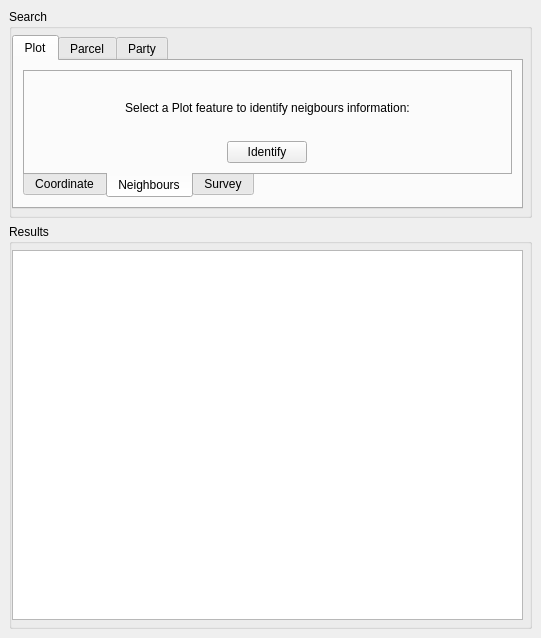
Above: asistente_ladm_col/ui/dockwidget_queries.ui from SwissTierrasColombia/Asistente-LADM-COL before the change. Below: the same form after it.
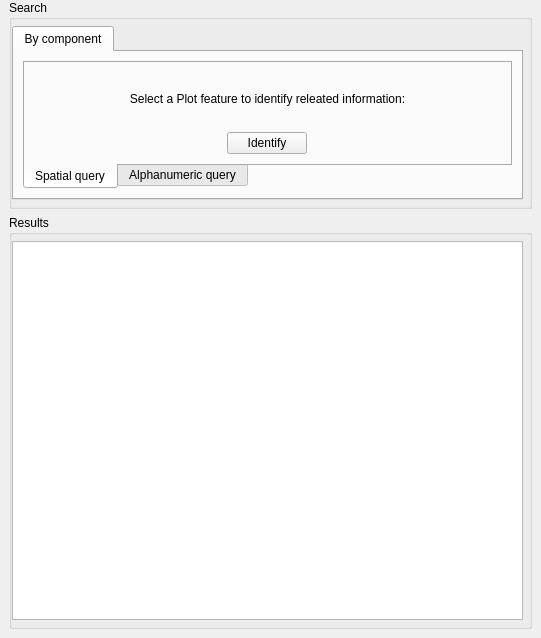
That is the form after the change. The open tabs and pages were chosen to show the change.

Commit message: [queries] Usability enhancements for the dock widget queries

```diff
--- a/asistente_ladm_col/ui/dockwidget_queries.ui
+++ b/asistente_ladm_col/ui/dockwidget_queries.ui
@@ -27,6 +27,9 @@
   </property>
   <widget class="QWidget" name="dockWidgetContents">
    <layout class="QGridLayout" name="gridLayout_3">
+    <property name="topMargin">
+     <number>0</number>
+    </property>
     <item row="0" column="0">
      <widget class="QGroupBox" name="groupBox">
       <property name="sizePolicy">
@@ -64,7 +67,7 @@
          </property>
          <widget class="QWidget" name="tab_plot">
           <attribute name="title">
-           <string>Plot</string>
+           <string>By component</string>
           </attribute>
           <layout class="QGridLayout" name="gridLayout_4">
            <item row="0" column="0">
@@ -77,7 +80,7 @@
              </property>
              <widget class="QWidget" name="tab_plot_coordinates">
               <attribute name="title">
-               <string>Coordinate</string>
+               <string>Spatial query</string>
               </attribute>
               <layout class="QGridLayout" name="gridLayout_5">
                <item row="0" column="0">
@@ -97,33 +100,8 @@
                    <property name="text">
                     <string>Identify</string>
                    </property>
-                  </widget>
-                 </item>
-                </layout>
-               </item>
-              </layout>
-             </widget>
-             <widget class="QWidget" name="tab_plot_neighbours">
-              <attribute name="title">
-               <string>Neighbours</string>
-              </attribute>
-              <layout class="QGridLayout" name="gridLayout_6">
-               <item row="0" column="0">
-                <widget class="QLabel" name="label_4">
-                 <property name="text">
-                  <string>Select a Plot feature to identify neigbours information:</string>
-                 </property>
-                 <property name="alignment">
-                  <set>Qt::AlignCenter</set>
-                 </property>
-                </widget>
-               </item>
-               <item row="1" column="0">
-                <layout class="QGridLayout" name="gridLayout_9">
-                 <item row="0" column="0" alignment="Qt::AlignHCenter">
-                  <widget class="QPushButton" name="btn_identify_plot_neighbours">
-                   <property name="text">
-                    <string>Identify</string>
+                   <property name="checkable">
+                    <bool>true</bool>
                    </property>
                   </widget>
                  </item>
@@ -133,7 +111,7 @@
              </widget>
              <widget class="QWidget" name="tab_plot_survey">
               <attribute name="title">
-               <string>Survey</string>
+               <string>Alphanumeric query</string>
               </attribute>
               <layout class="QGridLayout" name="gridLayout_7">
                <item row="2" column="0">
@@ -191,17 +169,6 @@
            </item>
           </layout>
          </widget>
-         <widget class="QWidget" name="tab_parcel">
-          <attribute name="title">
-           <string>Parcel</string>
-          </attribute>
-          <layout class="QGridLayout" name="gridLayout_8"/>
-         </widget>
-         <widget class="QWidget" name="tab_party">
-          <attribute name="title">
-           <string>Party</string>
-          </attribute>
-         </widget>
         </widget>
        </item>
       </layout>
```
The commit also changes 2 other files.
